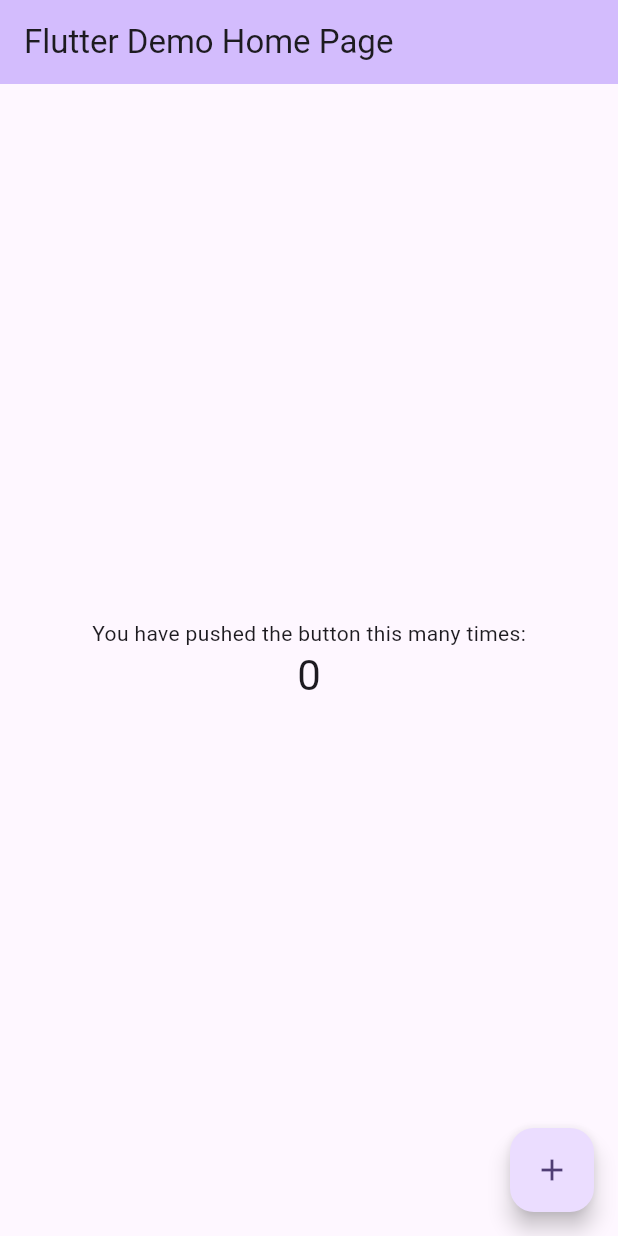
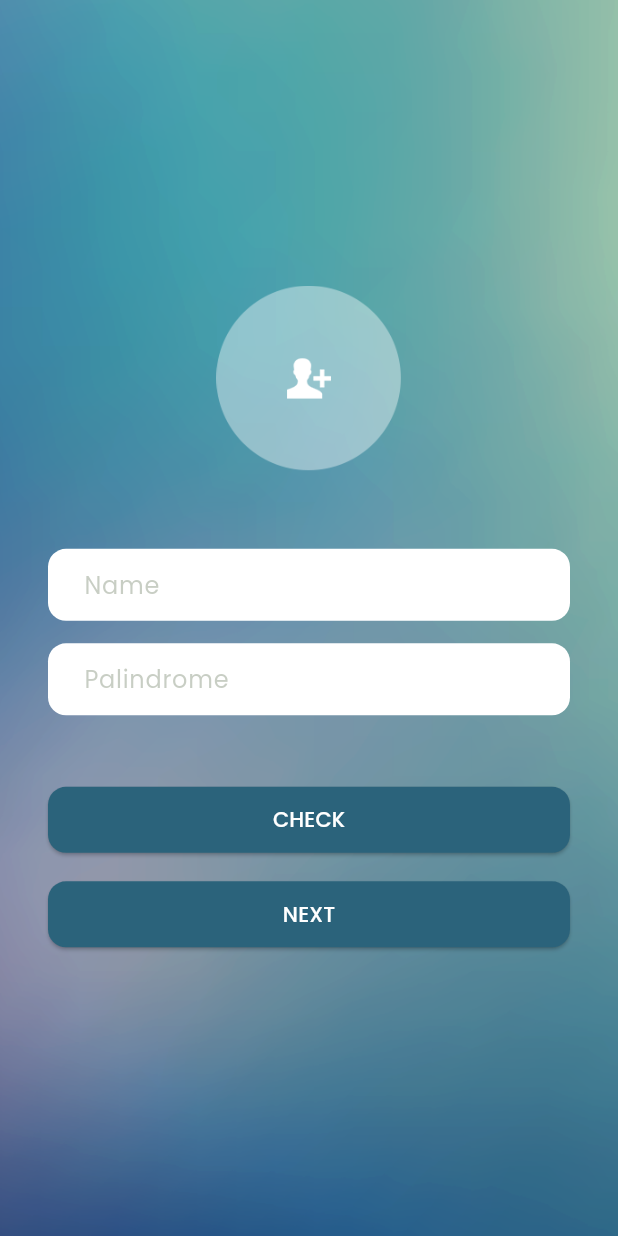
Before and after one commit to kyhchn/suitmedia_test, a Flutter app: the screen it shows after launch, on a phone screen of 412 x 824 dp. Run offline on Flutter 3.47's test engine with Material 3 defaults, Android fonts, the phone set to English and light mode, and no system bars; our stand-ins replace get, sizer.

Commit message:
feat(firstpage): slice firstpage

```diff
--- a/lib/main.dart
+++ b/lib/main.dart
@@ -1,4 +1,7 @@
 import 'package:flutter/material.dart';
+import 'package:get/get_navigation/get_navigation.dart';
+import 'package:sizer/sizer.dart';
+import 'package:suitmedia_test/utils/routes.dart';
 
 void main() {
   runApp(const MyApp());
@@ -10,116 +13,27 @@ class MyApp extends StatelessWidget {
   // This widget is the root of your application.
   @override
   Widget build(BuildContext context) {
-    return MaterialApp(
-      title: 'Flutter Demo',
-      theme: ThemeData(
-        // This is the theme of your application.
-        //
-        // TRY THIS: Try running your application with "flutter run". You'll see
-        // the application has a purple toolbar. Then, without quitting the app,
-        // try changing the seedColor in the colorScheme below to Colors.green
-        // and then invoke "hot reload" (save your changes or press the "hot
-        // reload" button in a Flutter-supported IDE, or press "r" if you used
-        // the command line to start the app).
-        //
-        // Notice that the counter didn't reset back to zero; the application
-        // state is not lost during the reload. To reset the state, use hot
-        // restart instead.
-        //
-        // This works for code too, not just values: Most code changes can be
-        // tested with just a hot reload.
-        colorScheme: ColorScheme.fromSeed(seedColor: Colors.deepPurple),
-        useMaterial3: true,
+    return Sizer(
+      builder: (context, orientation, deviceType) => GetMaterialApp(
+        debugShowCheckedModeBanner: false,
+        title: 'Suitmedia Test',
+        theme: ThemeData(
+          fontFamily: "Poppins",
+          scaffoldBackgroundColor: Colors.white,
+          useMaterial3: true,
+          elevatedButtonTheme: ElevatedButtonThemeData(
+            style: ElevatedButton.styleFrom(
+              primary: const Color(0xFF2B637B),
+              padding: const EdgeInsets.symmetric(vertical: 12),
+              shape: RoundedRectangleBorder(
+                borderRadius: BorderRadius.circular(12),
+              ),
+            ),
+          ),
+        ),
+        getPages: Routes.routes,
+        initialRoute: Routes.first,
       ),
-      home: const MyHomePage(title: 'Flutter Demo Home Page'),
     );
   }
 }
-
-class MyHomePage extends StatefulWidget {
-  const MyHomePage({super.key, required this.title});
-
-  // This widget is the home page of your application. It is stateful, meaning
-  // that it has a State object (defined below) that contains fields that affect
-  // how it looks.
-
-  // This class is the configuration for the state. It holds the values (in this
-  // case the title) provided by the parent (in this case the App widget) and
-  // used by the build method of the State. Fields in a Widget subclass are
-  // always marked "final".
-
-  final String title;
-
-  @override
-  State<MyHomePage> createState() => _MyHomePageState();
-}
-
-class _MyHomePageState extends State<MyHomePage> {
-  int _counter = 0;
-
-  void _incrementCounter() {
-    setState(() {
-      // This call to setState tells the Flutter framework that something has
-      // changed in this State, which causes it to rerun the build method below
-      // so that the display can reflect the updated values. If we changed
-      // _counter without calling setState(), then the build method would not be
-      // called again, and so nothing would appear to happen.
-      _counter++;
-    });
-  }
-
-  @override
-  Widget build(BuildContext context) {
-    // This method is rerun every time setState is called, for instance as done
-    // by the _incrementCounter method above.
-    //
-    // The Flutter framework has been optimized to make rerunning build methods
-    // fast, so that you can just rebuild anything that needs updating rather
-    // than having to individually change instances of widgets.
-    return Scaffold(
-      appBar: AppBar(
-        // TRY THIS: Try changing the color here to a specific color (to
-        // Colors.amber, perhaps?) and trigger a hot reload to see the AppBar
-        // change color while the other colors stay the same.
-        backgroundColor: Theme.of(context).colorScheme.inversePrimary,
-        // Here we take the value from the MyHomePage object that was created by
-        // the App.build method, and use it to set our appbar title.
-        title: Text(widget.title),
-      ),
-      body: Center(
-        // Center is a layout widget. It takes a single child and positions it
-        // in the middle of the parent.
-        child: Column(
-          // Column is also a layout widget. It takes a list of children and
-          // arranges them vertically. By default, it sizes itself to fit its
-          // children horizontally, and tries to be as tall as its parent.
-          //
-          // Column has various properties to control how it sizes itself and
-          // how it positions its children. Here we use mainAxisAlignment to
-          // center the children vertically; the main axis here is the vertical
-          // axis because Columns are vertical (the cross axis would be
-          // horizontal).
-          //
-          // TRY THIS: Invoke "debug painting" (choose the "Toggle Debug Paint"
-          // action in the IDE, or press "p" in the console), to see the
-          // wireframe for each widget.
-          mainAxisAlignment: MainAxisAlignment.center,
-          children: <Widget>[
-            const Text(
-              'You have pushed the button this many times:',
-            ),
-            Text(
-              '$_counter',
-              style: Theme.of(context).textTheme.headlineMedium,
-            ),
-          ],
-        ),
-      ),
-      floatingActionButton: FloatingActionButton(
-        onPressed: _incrementCounter,
-        tooltip: 'Increment',
-        child: const Icon(Icons.add),
-      ), // This trailing comma makes auto-formatting nicer for build methods.
-    );
-  }
-}
--- /dev/null
+++ b/lib/utils/routes.dart
@@ -0,0 +1,12 @@
+import 'package:get/get_navigation/get_navigation.dart';
+import 'package:suitmedia_test/views/first_screen.dart';
+
+class Routes{
+  static const String first ="/";
+  static const String second ="/second";
+  static const String third ="/third";
+
+  static List<GetPage> routes = [
+    GetPage(name: first, page: () => const FirstScreen(),)
+  ];
+}
--- /dev/null
+++ b/lib/views/first_screen.dart
@@ -0,0 +1,102 @@
+import 'package:flutter/material.dart';
+import 'package:sizer/sizer.dart';
+import 'package:suitmedia_test/views/widgets/suitmedia_button.dart';
+
+class FirstScreen extends StatefulWidget {
+  const FirstScreen({super.key});
+
+  @override
+  State<FirstScreen> createState() => _FirstScreenState();
+}
+
+class _FirstScreenState extends State<FirstScreen> {
+  final TextEditingController _nameController = TextEditingController();
+  final TextEditingController _palindromeController = TextEditingController();
+
+  @override
+  Widget build(BuildContext context) {
+    return Scaffold(
+        body: Container(
+      width: double.infinity,
+      padding: const EdgeInsets.symmetric(horizontal: 32),
+      height: double.infinity,
+      decoration: const BoxDecoration(
+          image: DecorationImage(
+              image: AssetImage("assets/images/bg.png"), fit: BoxFit.cover)),
+      child: Column(
+        mainAxisAlignment: MainAxisAlignment.center,
+        crossAxisAlignment: CrossAxisAlignment.center,
+        children: [
+          Image(
+            image: const AssetImage("assets/images/ic_photo.png"),
+            width: 30.w,
+            height: 30.w,
+          ),
+          SizedBox(
+            height: 51 / 812 * 100.h,
+          ),
+          textField(_nameController, "Name"),
+          const SizedBox(
+            height: 15,
+          ),
+          textField(_palindromeController, "Palindrome"),
+          SizedBox(
+            height: 45 / 812 * 100.h,
+          ),
+          SuitmediaButton(
+            text: "CHECK",
+            onPressed: _checkPalindrome,
+          ),
+          const SizedBox(
+            height: 15,
+          ),
+          SuitmediaButton(
+            text: "NEXT",
+            onPressed: () => null,
+          )
+        ],
+      ),
+    ));
+  }
+
+  TextField textField(TextEditingController controller, String hint) {
+    return TextField(
+      controller: controller,
+      decoration: InputDecoration(
+        filled: true,
+        hintStyle: TextStyle(
+            color: Color(0xFF6867775C).withOpacity(0.36), fontSize: 16),
+        hintText: hint,
+        alignLabelWithHint: true,
+        fillColor: Colors.white,
+        contentPadding: const EdgeInsets.fromLTRB(20, 8, 16, 8),
+        border: OutlineInputBorder(
+          borderSide: BorderSide.none,
+          borderRadius: BorderRadius.circular(12),
+        ),
+      ),
+    );
+  }
+
+  void _checkPalindrome() {
+    final input = _palindromeController.text;
+    final cleanedInput =
+        input.replaceAll(RegExp(r'[^a-zA-Z0-9]'), '').toLowerCase();
+    bool isPalindrome = cleanedInput.split('').reversed.join() == cleanedInput;
+
+    showDialog(
+      context: context,
+      builder: (BuildContext context) => AlertDialog(
+        title: Text(isPalindrome ? 'Palindrome' : 'Not Palindrome'),
+        content:
+            Text("$input ${isPalindrome ? 'isPalindrome' : 'not palindrome'}"),
+        actions: <Widget>[
+          TextButton(
+            onPressed: () => Navigator.pop(context),
+            child: Text('OK'),
+          ),
+        ],
+      ),
+    );
+  }
+}
--- /dev/null
+++ b/lib/views/widgets/suitmedia_button.dart
@@ -0,0 +1,29 @@
+import 'package:flutter/material.dart';
+import 'package:sizer/sizer.dart';
+
+class SuitmediaButton extends StatelessWidget {
+  const SuitmediaButton({super.key, this.onPressed, required this.text});
+  final void Function()? onPressed;
+  final String text;
+
+  @override
+  Widget build(BuildContext context) {
+    return SizedBox(
+      width: double.infinity,
+      child: ElevatedButton(
+        onPressed: onPressed,
+        style: ElevatedButton.styleFrom(
+            backgroundColor: const Color(0xFF2B637B),
+            shape: RoundedRectangleBorder(
+              borderRadius: BorderRadius.circular(12),
+            ),
+            padding: const EdgeInsets.symmetric(vertical: 12)),
+        child: Text(
+          text,
+          style: const TextStyle(
+              color: Colors.white, fontSize: 14, fontWeight: FontWeight.w500),
+        ),
+      ),
+    );
+  }
+}
```
Also changed, not shown: pubspec.yaml (+5 -4 lines), assets/images/ic_photo.png (added), pubspec.lock.
